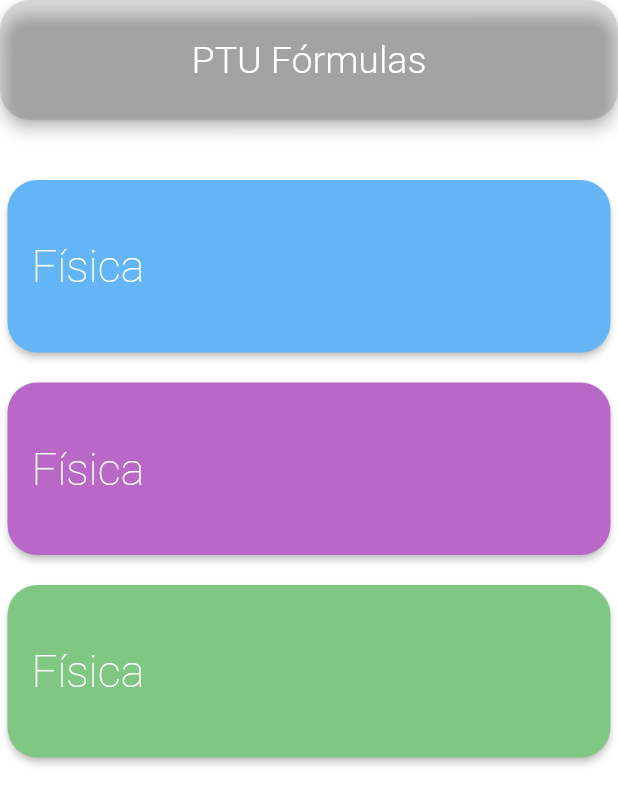
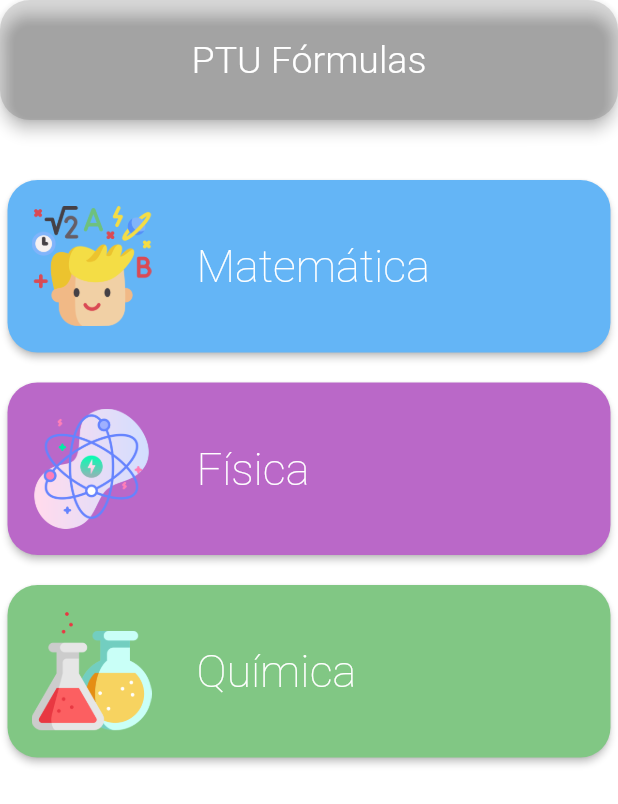
Before and after one commit to JordiDeSanta/PTUFormulas, a Flutter app: the screen it shows after launch, on a phone screen of 412 x 824 dp. Shown: the top 804 px of the screen. Run offline on Flutter 3.47's test engine with Material 2 defaults, Android fonts, the phone set to English and light mode, and no system bars.

Commit message:
Icons in buttons

```diff
--- a/lib/src/pages/home_page.dart
+++ b/lib/src/pages/home_page.dart
@@ -27,9 +27,25 @@ class HomePage extends StatelessWidget {
           child: Column(
             children: [
               SizedBox(height: 30.0),
-              _createMatTile('Matemática', Colors.blue[300]),
-              _createMatTile('Física', Colors.purple[300]),
-              _createMatTile('Química', Colors.green[300]),
+              _createMatTile(
+                context,
+                'Matemática',
+                Colors.blue[300],
+                'assets/img/matematica.png',
+                route: 'math',
+              ),
+              _createMatTile(
+                context,
+                'Física',
+                Colors.purple[300],
+                'assets/img/fisica.png',
+              ),
+              _createMatTile(
+                context,
+                'Química',
+                Colors.green[300],
+                'assets/img/quimica.png',
+              ),
             ],
           ),
         ),
@@ -37,11 +53,12 @@ class HomePage extends StatelessWidget {
     );
   }
 
-  Widget _createMatTile(String title, Color color) {
+  Widget _createMatTile(
+      BuildContext c, String title, Color color, String imageRoute,
+      {String route}) {
     return Padding(
       padding: const EdgeInsets.symmetric(vertical: 10.0, horizontal: 5.0),
       child: ElevatedButton(
-        onPressed: () {},
         style: ButtonStyle(
           shape: MaterialStateProperty.all(
             RoundedRectangleBorder(
@@ -52,11 +69,16 @@ class HomePage extends StatelessWidget {
         ),
         child: Row(
           children: [
-            //Icon(),
+            Image(
+              height: 80.0,
+              image: AssetImage(imageRoute),
+              fit: BoxFit.cover,
+            ),
             Padding(
-              padding: const EdgeInsets.symmetric(vertical: 40.0),
+              padding:
+                  const EdgeInsets.symmetric(vertical: 40.0, horizontal: 30.0),
               child: Text(
-                'Física',
+                title,
                 style: TextStyle(
                   fontSize: 30,
                   fontWeight: FontWeight.w100,
@@ -65,6 +87,9 @@ class HomePage extends StatelessWidget {
             )
           ],
         ),
+        onPressed: () {
+          Navigator.pushNamed(c, route);
+        },
       ),
     );
   }
--- a/pubspec.yaml
+++ b/pubspec.yaml
@@ -45,8 +45,8 @@ flutter:
   uses-material-design: true
 
   # To add assets to your application, add an assets section, like this:
-  # assets:
-  #   - images/a_dot_burr.jpeg
+  assets:
+    - assets/img/
   #   - images/a_dot_ham.jpeg
 
   # An image asset can refer to one or more resolution-specific "variants", see
```
Also changed, not shown: assets/img/fisica.png (added), assets/img/matematica.png (added), assets/img/quimica.png (added).
